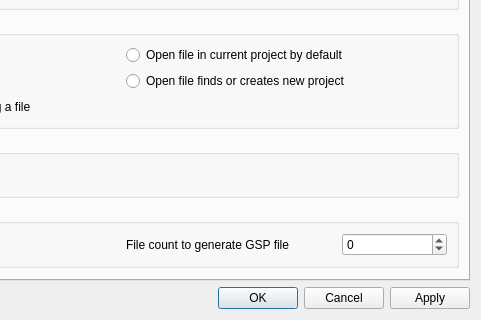
Qt form src/settingsdialog.ui (GAMS-dev/studio) before a commit; both pictures show x 236 to 717 and y 197 to 517 of the 717 by 517 pixel window.
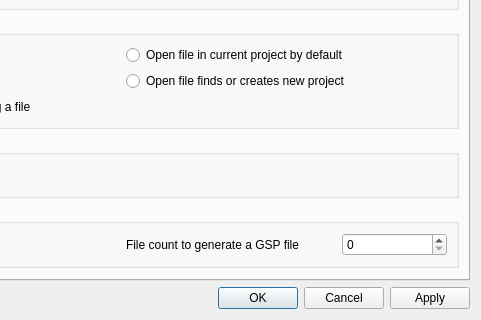
The same form after that commit. Icons and pictures are not drawn.

Commit message: adjust limit, tooltip, dialog

The edit to the form file:
```diff
--- a/src/settingsdialog.ui
+++ b/src/settingsdialog.ui
@@ -237,17 +237,14 @@
                 <string>A GSP file is only generated when the project contains this ammount of files</string>
                </property>
                <property name="text">
-                <string>File count to generate GSP file</string>
+                <string>File count to generate a GSP file</string>
                </property>
               </widget>
              </item>
              <item>
               <widget class="QSpinBox" name="sbGspByFileCount">
                <property name="toolTip">
-                <string>A GSP file is only generated when the project contains this ammount of files</string>
-               </property>
-               <property name="minimum">
-                <number>-1</number>
+                <string>&lt;html&gt;&lt;head/&gt;&lt;body&gt;&lt;p&gt;A GSP file is only generated when the project contains this ammount of files&lt;/p&gt;&lt;p&gt;0: ignore the file count &lt;/p&gt;&lt;/body&gt;&lt;/html&gt;</string>
                </property>
                <property name="maximum">
                 <number>20</number>
```
Left out of the diff: 2 changed lines with no effect on the pictures. The commit also changes 2 other files.
